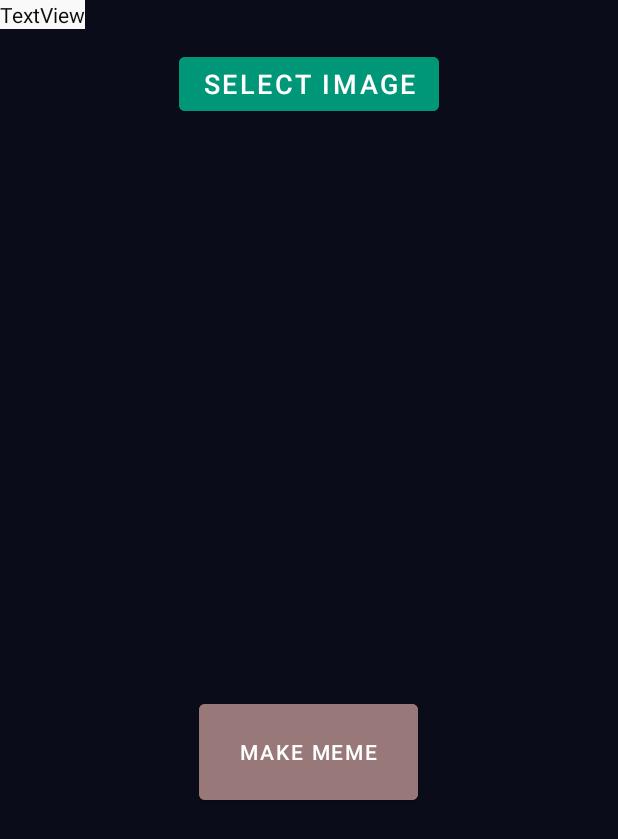
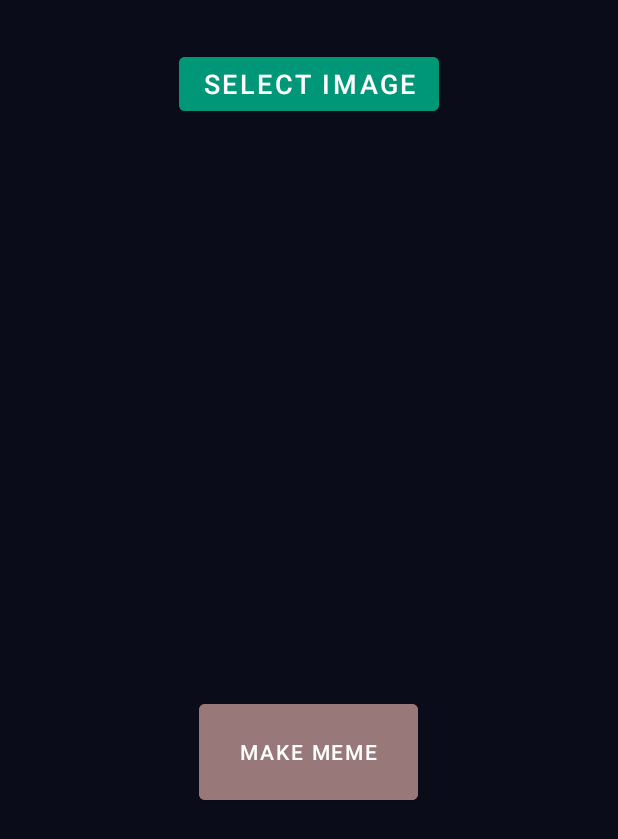
Before and after one commit to hereisjayant/MeMeow-ML-Cat-Meme-Generator, an Android app: the imageUpload screen opened directly, with no data from a screen before it, on a phone screen of 412 x 824 dp. Shown: the top 839 px of the screen. Run offline under Robolectric (Android 15) with nearby library versions, the phone set to English and light mode, and no system bars; libraries missing offline, so code that uses them is left out: org.pytorch, org.pytorch.torchvision; pictures from the network do not load; 1 statement that could not run was skipped.

Commit message:
removed the TextView from imageUpload activity

```diff
--- a/Cats/app/src/main/java/com/example/cats/imageUpload.java
+++ b/Cats/app/src/main/java/com/example/cats/imageUpload.java
@@ -68,7 +68,7 @@
         // register the UI widgets with their appropriate IDs
         BSelectImage = findViewById(R.id.BSelectImage);
         IVPreviewImage = findViewById(R.id.IVPreviewImage);
-        textView = findViewById(R.id.category);
+        //textView = findViewById(R.id.category);
 
         // loading the image model
         System.out.println("before loading");
@@ -150,7 +150,7 @@
 
                 String classes[] = new String[] {"happy", "sad"};
                 String className = classes[maxScoreIdx];
-                textView.setText("Image matches: " + className);
+                //textView.setText("Image matches: " + className);
                 System.out.println("Image matches: " + className);
 
 //        https://stackoverflow.com/questions/8748444/passing-strings-between-activities-in-android
--- a/Cats/app/src/main/res/layout/activity_image_upload.xml
+++ b/Cats/app/src/main/res/layout/activity_image_upload.xml
@@ -49,12 +49,4 @@
         android:text="Make Meme"
         app:iconTint="#3397F1" />
 
-    <TextView
-        android:id="@+id/category"
-        android:layout_width="wrap_content"
-        android:layout_height="wrap_content"
-        android:background="#F9F9FA"
-        android:text="TextView"
-        android:textColor="#0C0C0C" />
-
 </RelativeLayout>
```
Also changed, not shown: 277 other files.
